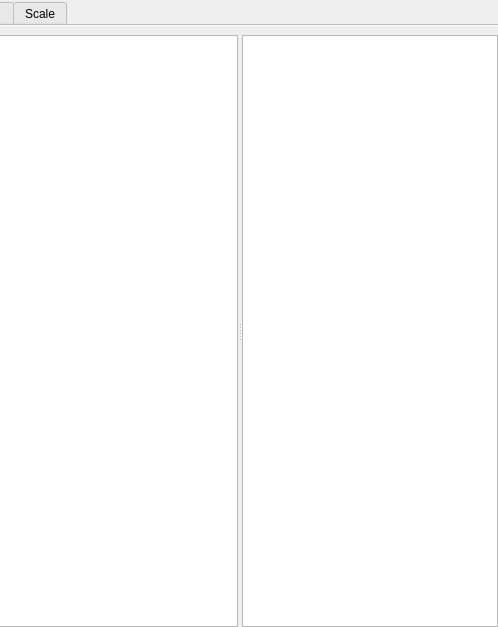
OpenSpeedShop/gui, file src/plugins/OpenSpeedShop/Experiment/ExperimentWidget.ui: the form before one commit; both pictures show x 338 to 836 and y 0 to 627 of the 836 by 627 pixel window.
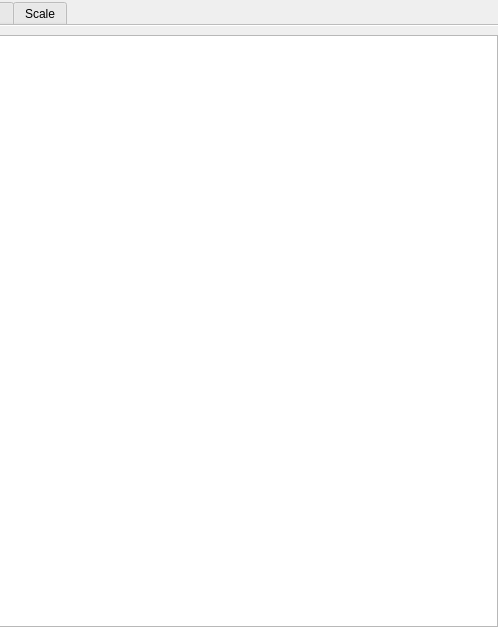
The form after the commit. Icons and pictures are not drawn. Custom widgets are drawn as their Qt base class.

Diff of the .ui file:
```diff
--- a/src/plugins/OpenSpeedShop/Experiment/ExperimentWidget.ui
+++ b/src/plugins/OpenSpeedShop/Experiment/ExperimentWidget.ui
@@ -395,7 +395,6 @@
            <bool>true</bool>
           </property>
          </widget>
-         <widget class="QTableWidget" name="tableWidget"/>
         </widget>
        </item>
       </layout>
```
Left out of the diff: 3 changed lines with no effect on the pictures.
